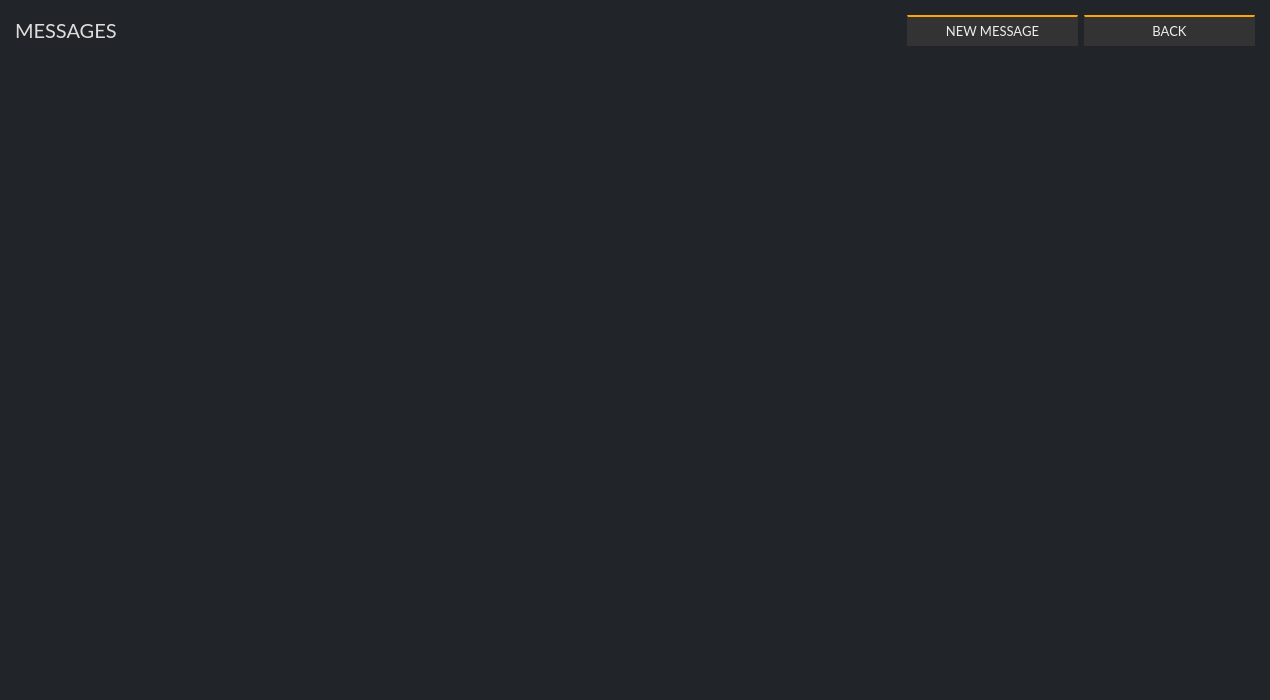
ConcealNetwork/conceal-desktop, file src/gui/ui/messagesframe.ui: the form before one commit.
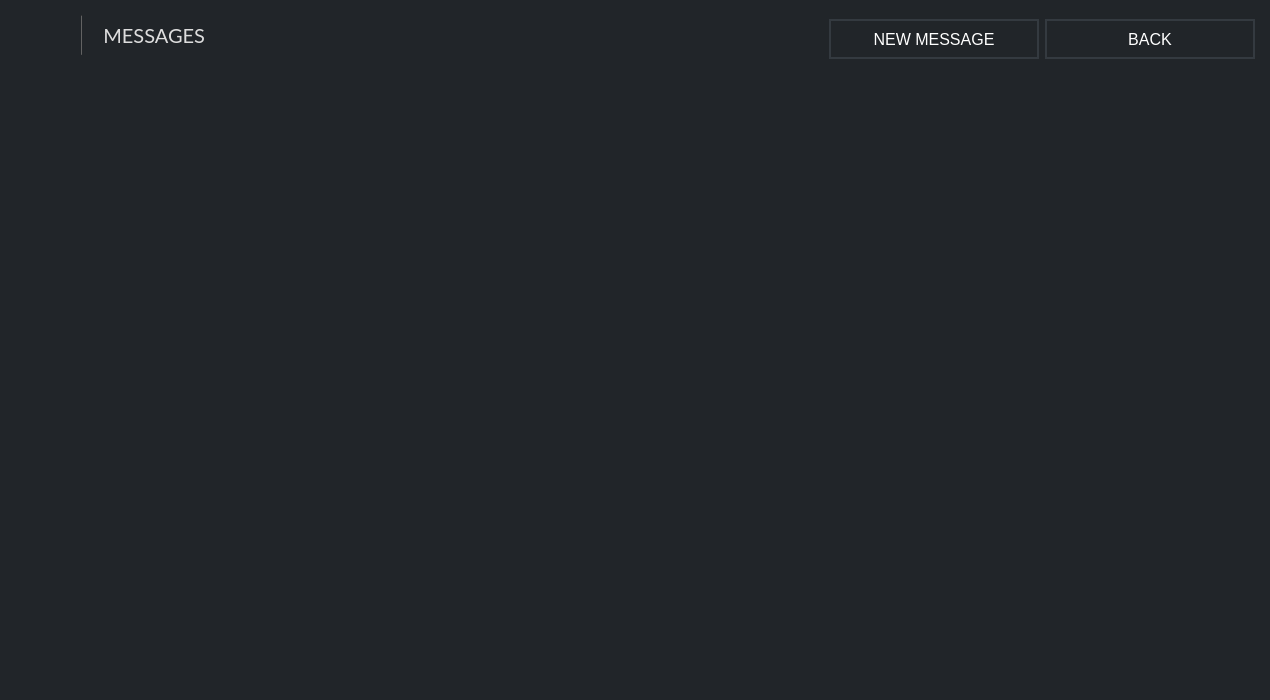
The form after the commit. Icons and pictures are not drawn.

Patch:
```diff
--- a/src/gui/ui/messagesframe.ui
+++ b/src/gui/ui/messagesframe.ui
@@ -64,6 +64,35 @@
      <property name="bottomMargin">
       <number>10</number>
      </property>
+     <item>
+      <widget class="QLabel" name="label_2">
+       <property name="maximumSize">
+        <size>
+         <width>60</width>
+         <height>16777215</height>
+        </size>
+       </property>
+       <property name="text">
+        <string>&lt;html&gt;&lt;head/&gt;&lt;body&gt;&lt;p&gt;&lt;img src=&quot;:/images/conceal-small.png&quot;/&gt;&lt;/p&gt;&lt;/body&gt;&lt;/html&gt;</string>
+       </property>
+      </widget>
+     </item>
+     <item>
+      <widget class="Line" name="line">
+       <property name="maximumSize">
+        <size>
+         <width>1</width>
+         <height>16777215</height>
+        </size>
+       </property>
+       <property name="styleSheet">
+        <string notr="true">background-color: #555;</string>
+       </property>
+       <property name="orientation">
+        <enum>Qt::Vertical</enum>
+       </property>
+      </widget>
+     </item>
      <item>
       <widget class="QLabel" name="label">
        <property name="font">
@@ -78,7 +107,7 @@
 font-family: Lato;</string>
        </property>
        <property name="text">
-        <string>MESSAGES</string>
+        <string>   MESSAGES</string>
        </property>
       </widget>
      </item>
@@ -86,8 +115,8 @@
       <widget class="QPushButton" name="m_newMessageButton">
        <property name="minimumSize">
         <size>
-         <width>171</width>
-         <height>31</height>
+         <width>210</width>
+         <height>40</height>
         </size>
        </property>
        <property name="maximumSize">
@@ -98,16 +127,11 @@
        </property>
        <property name="font">
         <font>
-         <family>Lato</family>
          <pointsize>-1</pointsize>
         </font>
        </property>
        <property name="styleSheet">
-        <string notr="true">color: #eee; 
-background-color: #333; 
-border-top: 2px solid orange; 
-font-size: 13px;
-font-family: Lato;</string>
+        <string notr="true">color: white; border: 2px solid #343a40; font-size: 16px;</string>
        </property>
        <property name="text">
         <string>NEW MESSAGE</string>
@@ -124,8 +148,8 @@
        </property>
        <property name="minimumSize">
         <size>
-         <width>171</width>
-         <height>31</height>
+         <width>210</width>
+         <height>40</height>
         </size>
        </property>
        <property name="maximumSize">
@@ -136,16 +160,11 @@
        </property>
        <property name="font">
         <font>
-         <family>Lato</family>
          <pointsize>-1</pointsize>
         </font>
        </property>
        <property name="styleSheet">
-        <string notr="true">color: #eee; 
-background-color: #333; 
-border-top: 2px solid orange; 
-font-size: 13px;
-font-family: Lato;</string>
+        <string notr="true">color: white; border: 2px solid #343a40; font-size: 16px;</string>
        </property>
        <property name="text">
         <string>BACK</string>
@@ -179,16 +198,14 @@
 background-color: #212529; 
    color: #eee;
 font-family: Lato;
-    font-size: 12px;
+    font-size: 13px;
     border: 0px solid white;
 border-bottom: 1px solid orange;
    height: 30px;
-
 }
 
-QTreeView::item
-{
-    font: 10px;
+QTreeView::item {
+    font: 13px;
     color: #eee;
     height: 30px;
 }
@@ -203,7 +220,7 @@
   color: #eee;
 }
 
-</string>
+font-size: 13px;</string>
      </property>
      <property name="frameShape">
       <enum>QFrame::NoFrame</enum>
```
